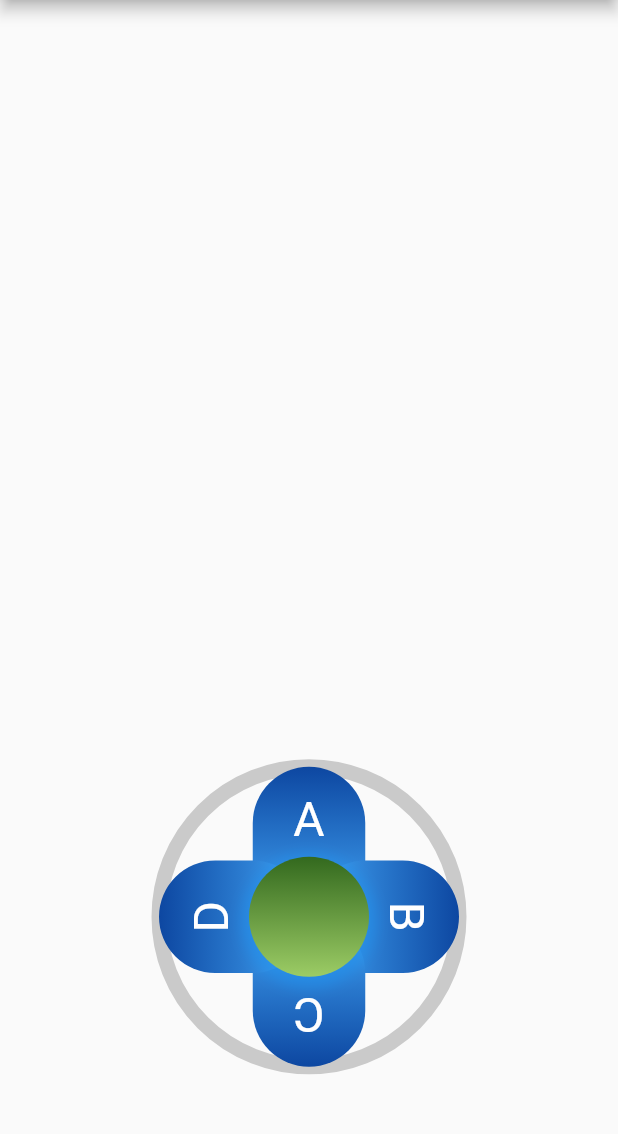
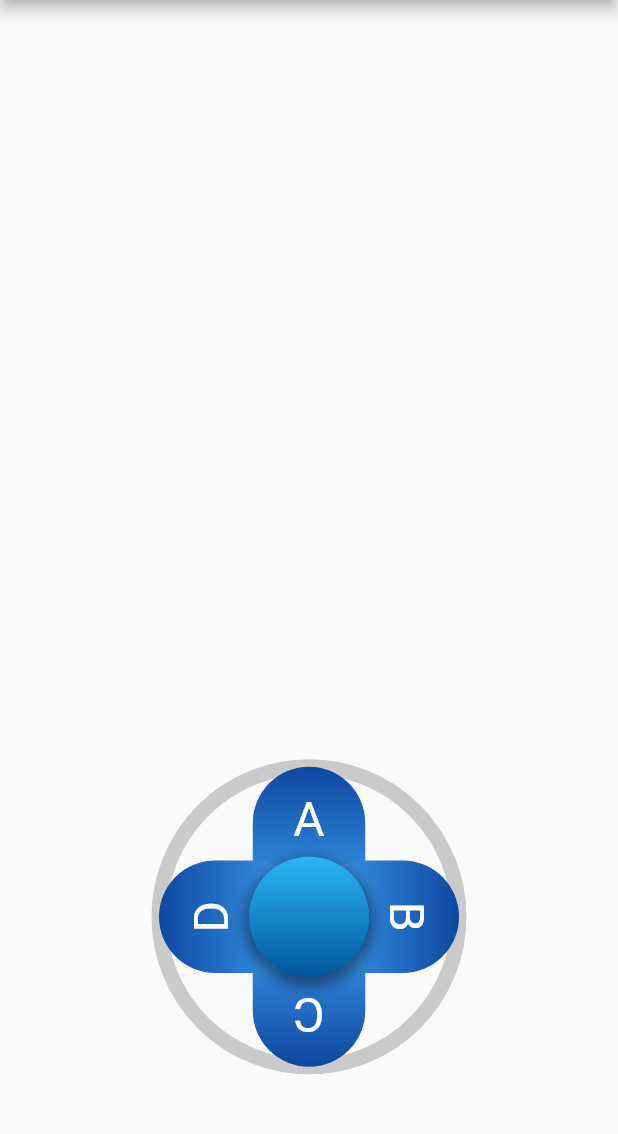
Before and after one commit to cybaker/flutter_joybuttons, a Flutter app: the JoyButtonsExample screen opened directly, on a phone screen of 412 x 824 dp, the part 84-1218 px from its top. Run offline on Flutter 3.47's test engine with Material 2 defaults, Android fonts, the phone set to English and light mode, and no system bars.

Commit message:
Tweak allWidget

```diff
--- a/lib/src/joybuttons.dart
+++ b/lib/src/joybuttons.dart
@@ -123,18 +123,18 @@ class _JoyButtonsState extends State<JoyButtons> {
         shape: BoxShape.circle,
         boxShadow: [
           BoxShadow(
-            color: Colors.blue.withOpacity(0.5),
-            spreadRadius: 5,
+            color: Colors.black.withOpacity(0.4),
+            spreadRadius: 3,
             blurRadius: 7,
-            offset: const Offset(0, 3),
+            offset: const Offset(0, 4),
           )
         ],
         gradient: LinearGradient(
           begin: Alignment.topCenter,
           end: Alignment.bottomCenter,
           colors: [
-            Colors.lightGreen.shade900,
-            Colors.lightGreen.shade400,
+            Colors.lightBlue.shade400,
+            Colors.lightBlue.shade900,
           ],
         ),
       ),
@@ -162,7 +162,6 @@ class _JoyButtonsState extends State<JoyButtons> {
   void _dragStart(Offset touchPosition) {
     _runCallback();
     var offsetFromCenter = touchPosition - _center;
-    // debugPrint("Touch offset local $offsetFromCenter");
     _pressed = _calculatePressedButtons(offsetFromCenter);
     widget.onStickDragStart?.call();
   }
```
